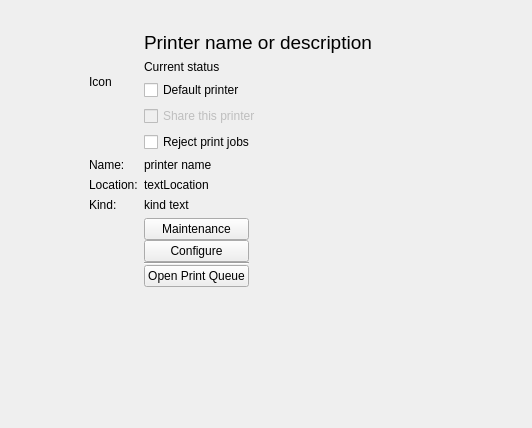
This is printer-manager-kcm/PrinterDescription.ui in KDE/print-manager as Qt 5 draws it before an edit. The edited form follows.
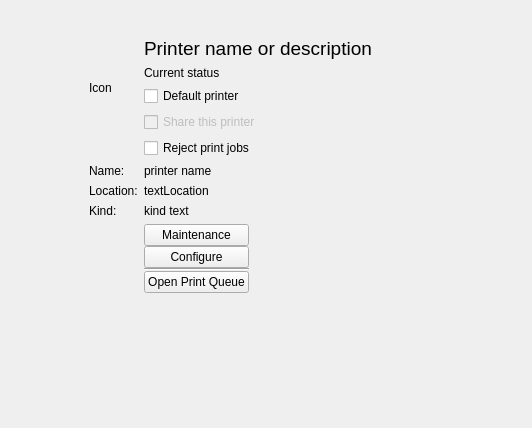
This is the edited form. Custom widgets are drawn as their Qt base class.

Commit message: Add KMessageWidget to show the CUPS errors

The edit to the form file:
```diff
--- a/printer-manager-kcm/PrinterDescription.ui
+++ b/printer-manager-kcm/PrinterDescription.ui
@@ -11,7 +11,7 @@
    </rect>
   </property>
   <layout class="QGridLayout" name="gridLayout">
-   <item row="0" column="2">
+   <item row="1" column="2">
     <spacer name="rightSpacer">
      <property name="orientation">
       <enum>Qt::Horizontal</enum>
@@ -24,7 +24,7 @@
      </property>
     </spacer>
    </item>
-   <item row="0" column="1">
+   <item row="1" column="1">
     <layout class="QFormLayout" name="formLayout">
      <property name="fieldGrowthPolicy">
       <enum>QFormLayout::ExpandingFieldsGrow</enum>
@@ -250,7 +250,7 @@
      </item>
     </layout>
    </item>
-   <item row="1" column="1">
+   <item row="2" column="1">
     <spacer name="verticalSpacer">
      <property name="orientation">
       <enum>Qt::Vertical</enum>
@@ -263,7 +263,7 @@
      </property>
     </spacer>
    </item>
-   <item row="0" column="0">
+   <item row="1" column="0">
     <spacer name="leftSpacer">
      <property name="orientation">
       <enum>Qt::Horizontal</enum>
@@ -279,6 +279,9 @@
      </property>
     </spacer>
    </item>
+   <item row="0" column="0" colspan="3">
+    <widget class="KMessageWidget" name="errorMessage" native="true"/>
+   </item>
   </layout>
   <action name="actionPrintTestPage">
    <property name="text">
@@ -305,6 +308,12 @@
    <extends>QPushButton</extends>
    <header>kpushbutton.h</header>
   </customwidget>
+  <customwidget>
+   <class>KMessageWidget</class>
+   <extends>QWidget</extends>
+   <header location="global">kmessagewidget.h</header>
+   <container>1</container>
+  </customwidget>
  </customwidgets>
  <resources/>
  <connections/>
```
The commit also changes 1 other file.
